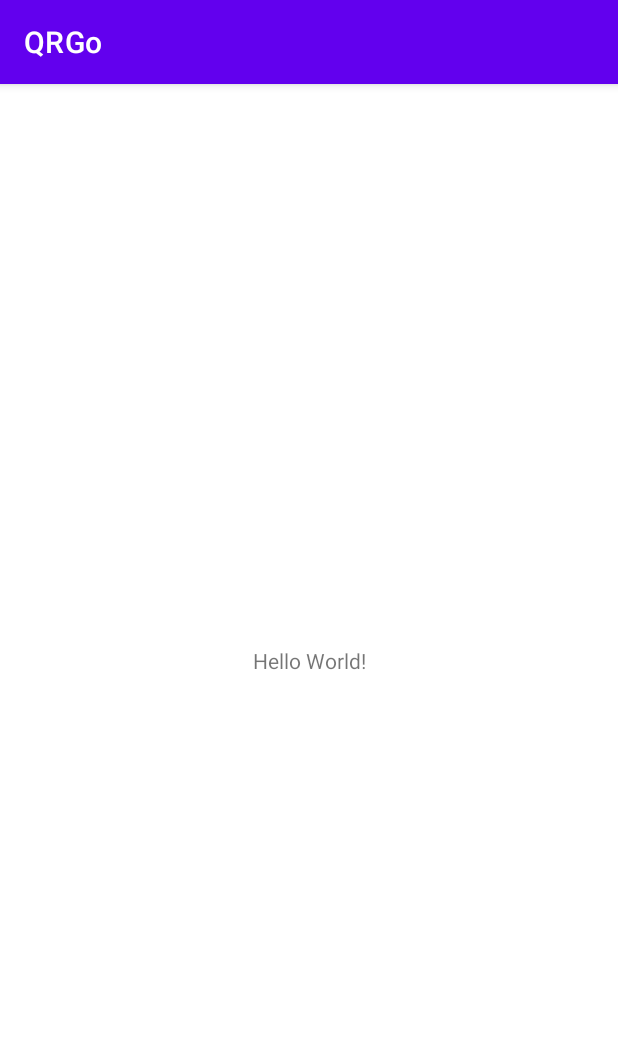
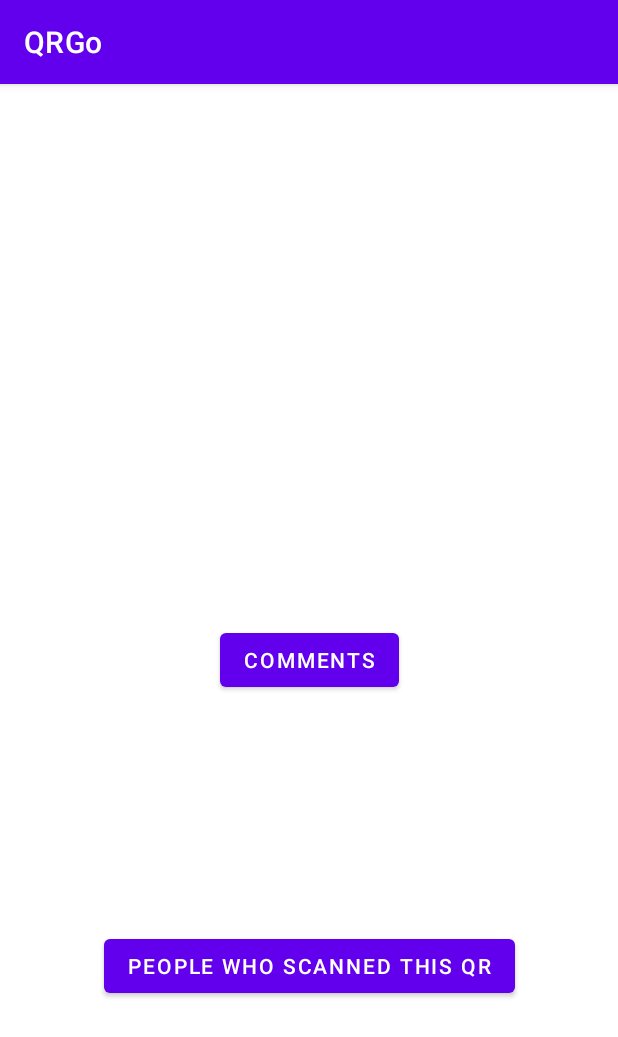
Before and after one commit to CMPUT301W23T24/QRGo, an Android app: the screen it shows after launch (MainActivity), on a phone screen of 412 x 824 dp. Shown: the top 1037 px of the screen. Run offline under Robolectric (Android 15) with nearby library versions, the phone set to English and light mode, and no system bars; our stand-ins replace Firebase (no records; nobody signed in at launch, a user with empty details on screens opened directly).

Commit message:
Amaan - Friday Grind (Comments & Scanned Users)

```diff
--- a/QRGo/app/src/main/AndroidManifest.xml
+++ b/QRGo/app/src/main/AndroidManifest.xml
@@ -11,6 +11,8 @@
         android:supportsRtl="true"
         android:theme="@style/Theme.QRGo"
         tools:targetApi="31">
+        <activity android:name=".MainDoop"></activity>
+        <activity android:name=".ScannedDoop"></activity>
         <activity
             android:name=".MainActivity"
             android:exported="true">
--- a/QRGo/app/src/main/java/com/example/qrgo/MainActivity.java
+++ b/QRGo/app/src/main/java/com/example/qrgo/MainActivity.java
@@ -2,7 +2,10 @@ package com.example.qrgo;
 
 import androidx.appcompat.app.AppCompatActivity;
 
+import android.content.Intent;
 import android.os.Bundle;
+import android.view.View;
+import android.widget.Button;
 
 import com.google.firebase.firestore.FirebaseFirestore;
 
@@ -10,9 +13,33 @@ public class MainActivity extends AppCompatActivity {
 
     // This is a test
     FirebaseFirestore db;
+
+    Button comment;
+    Button scanned;
     @Override
     protected void onCreate(Bundle savedInstanceState) {
         super.onCreate(savedInstanceState);
-        setContentView(R.layout.activity_main);
+        setContentView(R.layout.comment_pg);
+
+        comment = findViewById(R.id.comment);
+        scanned = findViewById(R.id.people_scanned);
+        comment.setOnClickListener(new View.OnClickListener() {
+            @Override
+            public void onClick(View view) {
+                Intent intent = new Intent(MainActivity.this, MainDoop.class);
+                startActivity(intent);
+            }
+        });
+
+        scanned.setOnClickListener(new View.OnClickListener() {
+            @Override
+            public void onClick(View view) {
+                Intent intent = new Intent(MainActivity.this, ScannedDoop.class);
+                startActivity(intent);
+            }
+        });
+
     }
+
+
 }
--- a/QRGo/app/src/main/res/layout/activity_main.xml
+++ b/QRGo/app/src/main/res/layout/activity_main.xml
@@ -1,18 +1,6 @@
 <?xml version="1.0" encoding="utf-8"?>
 <androidx.constraintlayout.widget.ConstraintLayout xmlns:android="http://schemas.android.com/apk/res/android"
-    xmlns:app="http://schemas.android.com/apk/res-auto"
-    xmlns:tools="http://schemas.android.com/tools"
     android:layout_width="match_parent"
-    android:layout_height="match_parent"
-    tools:context=".MainActivity">
-
-    <TextView
-        android:layout_width="wrap_content"
-        android:layout_height="wrap_content"
-        android:text="Hello World!"
-        app:layout_constraintBottom_toBottomOf="parent"
-        app:layout_constraintEnd_toEndOf="parent"
-        app:layout_constraintStart_toStartOf="parent"
-        app:layout_constraintTop_toTopOf="parent" />
+    android:layout_height="match_parent">
 
 </androidx.constraintlayout.widget.ConstraintLayout>
--- /dev/null
+++ b/QRGo/app/src/main/res/layout/comment_pg.xml
@@ -0,0 +1,36 @@
+<?xml version="1.0" encoding="utf-8"?>
+<LinearLayout xmlns:android="http://schemas.android.com/apk/res/android"
+    xmlns:app="http://schemas.android.com/apk/res-auto"
+    xmlns:tools="http://schemas.android.com/tools"
+    android:layout_width="match_parent"
+    android:layout_height="match_parent"
+    tools:context=".MainActivity">
+
+    <androidx.constraintlayout.widget.ConstraintLayout
+        android:layout_width="match_parent"
+        android:layout_height="match_parent">
+
+        <Button
+            android:id="@+id/comment"
+            android:layout_width="wrap_content"
+            android:layout_height="wrap_content"
+            android:layout_weight="1"
+            android:text="@string/comments"
+            app:layout_constraintBottom_toBottomOf="parent"
+            app:layout_constraintEnd_toEndOf="parent"
+            app:layout_constraintStart_toStartOf="parent"
+            app:layout_constraintTop_toTopOf="parent" />
+
+        <Button
+            android:id="@+id/people_scanned"
+            android:layout_width="wrap_content"
+            android:layout_height="wrap_content"
+            android:text="People who scanned this QR"
+            app:layout_constraintBottom_toBottomOf="parent"
+            app:layout_constraintEnd_toEndOf="parent"
+            app:layout_constraintStart_toStartOf="parent"
+            app:layout_constraintTop_toBottomOf="@+id/comment" />
+
+    </androidx.constraintlayout.widget.ConstraintLayout>
+
+</LinearLayout>
--- a/QRGo/app/src/main/res/values/strings.xml
+++ b/QRGo/app/src/main/res/values/strings.xml
@@ -1,3 +1,4 @@
 <resources>
     <string name="app_name">QRGo</string>
+    <string name="comments">Comments</string>
 </resources>
```
Also changed, not shown: QRGo/app/src/main/java/com/example/qrgo/AddCommentFragment.java (added, +52 -0 lines), QRGo/app/src/main/java/com/example/qrgo/Comment.java (added, +29 -0 lines), QRGo/app/src/main/java/com/example/qrgo/CommentArrayAdapter.java (added, +45 -0 lines), QRGo/app/src/main/java/com/example/qrgo/MainDoop.java (added, +120 -0 lines), QRGo/app/src/main/java/com/example/qrgo/ScannedArrayAdapter.java (added, +38 -0 lines), QRGo/app/src/main/java/com/example/qrgo/ScannedDoop.java (added, +68 -0 lines), QRGo/app/src/main/res/layout/add_comment.xml (added, +17 -0 lines), QRGo/app/src/main/res/layout/content.xml (added, +22 -0 lines), QRGo/app/src/main/res/layout/scanned_content.xml (added, +15 -0 lines), QRGo/app/src/main/res/layout/scanned_list.xml (added, +18 -0 lines), QRGo/app/src/main/res/layout/view_comments.xml (added, +24 -0 lines).
